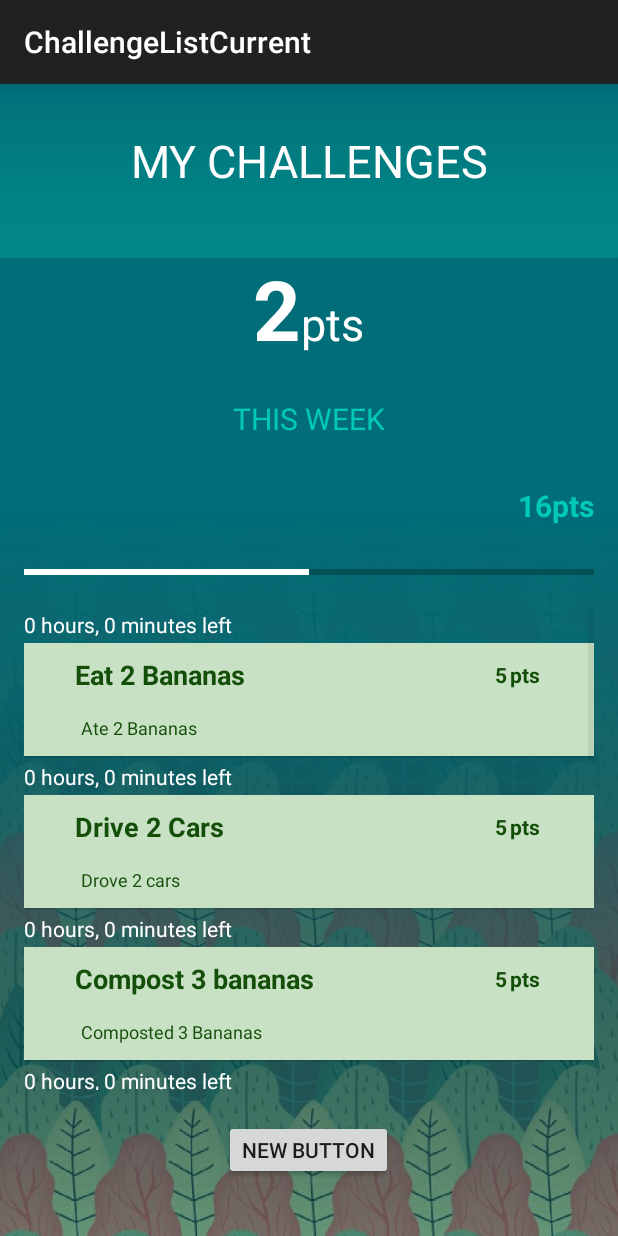
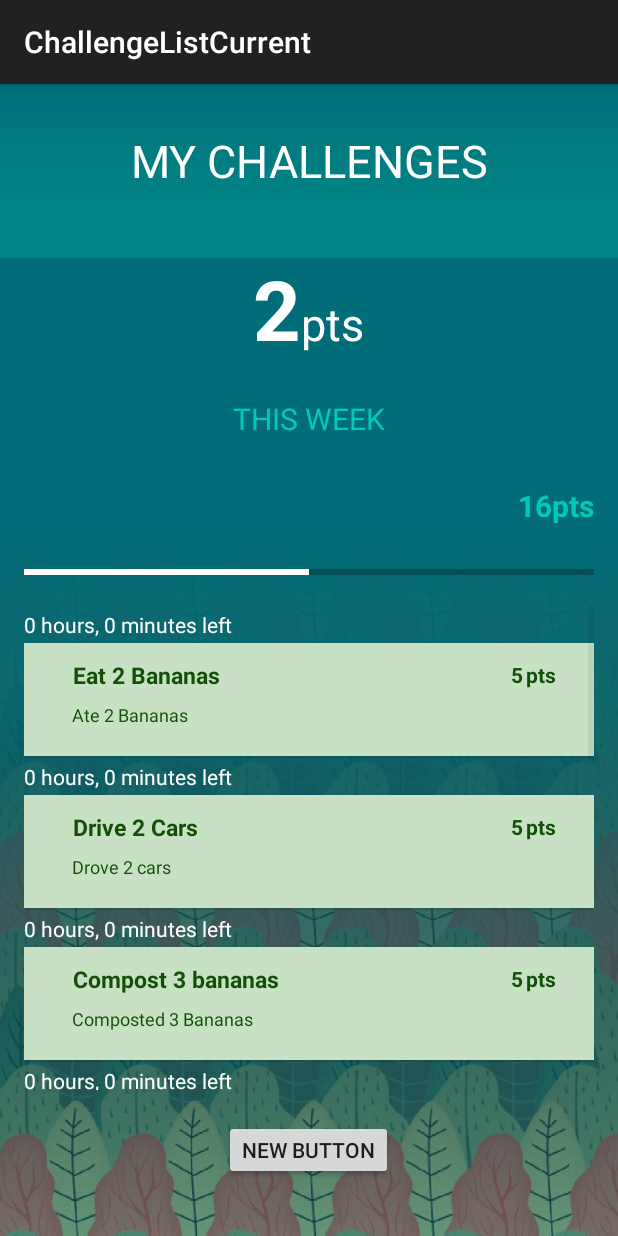
Before and after one commit to ahung93/EcoQuest, an Android app: the ChallengeListCurrent screen opened directly, with no data from a screen before it, on a phone screen of 412 x 824 dp. Run offline under Robolectric (Android 15) with nearby library versions, the phone set to English and light mode, and no system bars.

Commit message:
ui tweaks

```diff
--- a/app/src/main/java/com/example/regular/ecoquest/ChallengesActivity.java
+++ b/app/src/main/java/com/example/regular/ecoquest/ChallengesActivity.java
@@ -277,9 +277,9 @@ public class ChallengesActivity extends ActionBarActivity implements ActionBar.T
             TextView descriptionText = (TextView) itemView.findViewById(R.id.challenge_item_description);
             TextView pointsText = (TextView) itemView.findViewById(R.id.challenge_item_points);
             String title = currentChallenge.getTitle();
-            titleText.setText(title.substring(0, Math.min(23, title.length())) + "...");
+            titleText.setText(title.substring(0, Math.min(35, title.length())) + "...");
             String description = currentChallenge.getDescription();
-            descriptionText.setText(description.substring(0, Math.min(37, description.length())) + "...");
+            descriptionText.setText(description.substring(0, Math.min(47, description.length())) + "...");
             pointsText.setText((Integer.toString(currentChallenge.getRewardPoints())));
 
             LinearLayout layout = (LinearLayout) itemView.findViewById(R.id.challenge_item_layout);
--- a/app/src/main/res/layout/challenge_item.xml
+++ b/app/src/main/res/layout/challenge_item.xml
@@ -40,10 +40,10 @@
                 android:id="@+id/challenge_item_title"
                 android:gravity="left|center_vertical"
                 android:layout_gravity="left|center_vertical"
-                android:layout_weight="0.7"
+                android:layout_weight="0.76"
                 android:textColor="#134f09"
                 android:textStyle="bold"
-                android:textSize="18sp"
+                android:textSize="15sp"
                 android:paddingTop="5dp" />
 
             <LinearLayout
@@ -59,7 +59,7 @@
                     android:text="0"
                     android:id="@+id/challenge_item_points"
                     android:gravity="center|right"
-                    android:layout_weight="0.09"
+                    android:layout_weight="0.04"
                     android:textColor="#134f09"
                     android:textStyle="bold"
                     android:layout_marginRight="2dp" />
@@ -71,9 +71,9 @@
                     android:id="@+id/textView3"
                     android:gravity="left|center"
                     android:layout_gravity="center_vertical|right"
-                    android:layout_weight="0.09"
+                    android:layout_weight="0.03"
                     android:textColor="#134f09"
-                    android:layout_marginRight="10dp"
+                    android:layout_marginRight="5dp"
                     android:textStyle="bold" />
             </LinearLayout>
 
@@ -92,13 +92,14 @@
 
             <TextView
                 android:layout_width="0dp"
-                android:layout_height="fill_parent"
+                android:layout_height="21dp"
                 android:text="Description"
                 android:id="@+id/challenge_item_description"
-                android:layout_weight="0.7"
+                android:layout_weight="0.87"
                 android:gravity="center_vertical"
                 android:textColor="#134f09"
-                android:textSize="12sp" />
+                android:textSize="12sp"
+                android:layout_gravity="left|top" />
 
             <View
                 android:layout_width="0dp"
```
Also changed, not shown: app/src/main/res/layout/activity_challenge_open.xml (+7 -5 lines).
